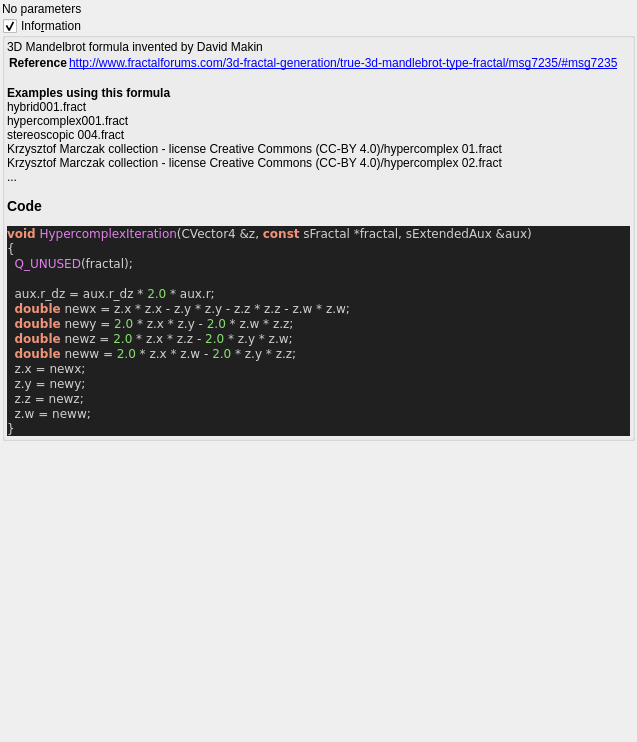
Before: the Qt Designer form mandelbulber2/formula/ui/fractal_hypercomplex.ui in buddhi1980/mandelbulber2, drawn with Qt 5.
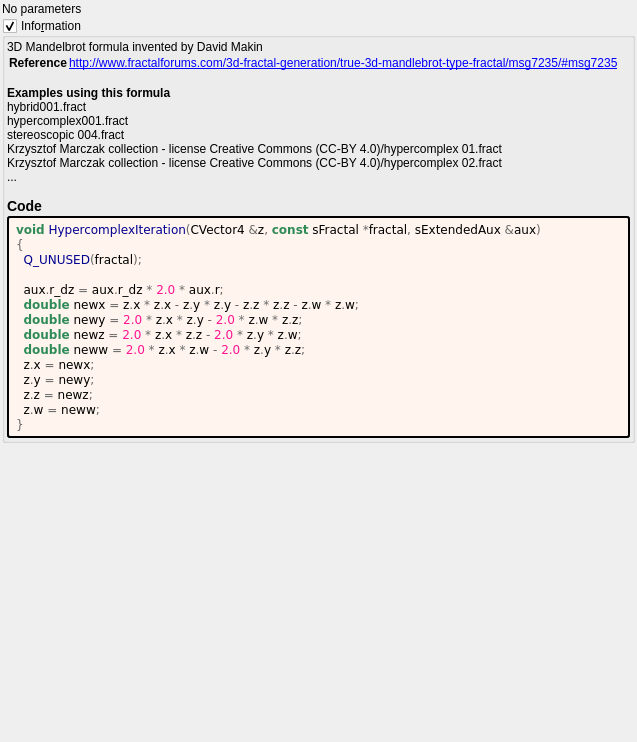
After: the same form once the commit is applied. Custom widgets are drawn as their Qt base class.

What changed in the file:
```diff
--- a/mandelbulber2/formula/ui/fractal_hypercomplex.ui
+++ b/mandelbulber2/formula/ui/fractal_hypercomplex.ui
@@ -64,28 +64,43 @@
        <number>2</number>
       </property>
       <item>
-       <widget class="QLabel" name="label_code_content">
+	   <widget class="QLabel" name="label_information_general">
         <property name="text">
          <string notr="true">&lt;p&gt;3D Mandelbrot formula invented by David Makin&lt;/p&gt;&lt;table&gt;
 &lt;tr&gt;&lt;th&gt;Reference&lt;/th&gt;&lt;td&gt;&lt;a href=&quot;http://www.fractalforums.com/3d-fractal-generation/true-3d-mandlebrot-type-fractal/msg7235/#msg7235&quot;&gt;http://www.fractalforums.com/3d-fractal-generation/true-3d-mandlebrot-type-fractal/msg7235/#msg7235&lt;br&gt;
 &lt;/td&gt;&lt;/tr&gt;
 &lt;/table&gt;
-&lt;br&gt;&lt;b&gt;Examples using this formula&lt;/b&gt;&lt;br&gt;hybrid001.fract&lt;br&gt;hypercomplex001.fract&lt;br&gt;stereoscopic 004.fract&lt;br&gt;Krzysztof Marczak collection - license Creative Commons (CC-BY 4.0)/hypercomplex 01.fract&lt;br&gt;Krzysztof Marczak collection - license Creative Commons (CC-BY 4.0)/hypercomplex 02.fract&lt;br&gt;...&lt;h3&gt;Code&lt;/h3&gt;
-&lt;body style=&quot;background-color:#202020&quot;&gt;
-&lt;pre style=&quot;color:#d0d0d0; background-color:#202020;  font-family:'Courier New',monospace;&quot;&gt;&lt;span style=&quot;color:#f09479; font-weight:bold&quot;&gt;void&lt;/span&gt; &lt;span style=&quot;color:#e47eed&quot;&gt;HypercomplexIteration&lt;/span&gt;&lt;span style=&quot;color:#d0d0d0&quot;&gt;(&lt;/span&gt;CVector4 &lt;span style=&quot;color:#d0d0d0&quot;&gt;&amp;amp;&lt;/span&gt;z&lt;span style=&quot;color:#d0d0d0&quot;&gt;,&lt;/span&gt; &lt;span style=&quot;color:#f09479; font-weight:bold&quot;&gt;const&lt;/span&gt; sFractal &lt;span style=&quot;color:#d0d0d0&quot;&gt;*&lt;/span&gt;fractal&lt;span style=&quot;color:#d0d0d0&quot;&gt;,&lt;/span&gt; sExtendedAux &lt;span style=&quot;color:#d0d0d0&quot;&gt;&amp;amp;&lt;/span&gt;aux&lt;span style=&quot;color:#d0d0d0&quot;&gt;)&lt;/span&gt;
-&lt;span style=&quot;color:#d0d0d0&quot;&gt;{&lt;/span&gt;
-  &lt;span style=&quot;color:#e47eed&quot;&gt;Q_UNUSED&lt;/span&gt;&lt;span style=&quot;color:#d0d0d0&quot;&gt;(&lt;/span&gt;fractal&lt;span style=&quot;color:#d0d0d0&quot;&gt;);&lt;/span&gt;
+&lt;br&gt;&lt;b&gt;Examples using this formula&lt;/b&gt;&lt;br&gt;hybrid001.fract&lt;br&gt;hypercomplex001.fract&lt;br&gt;stereoscopic 004.fract&lt;br&gt;Krzysztof Marczak collection - license Creative Commons (CC-BY 4.0)/hypercomplex 01.fract&lt;br&gt;Krzysztof Marczak collection - license Creative Commons (CC-BY 4.0)/hypercomplex 02.fract&lt;br&gt;...&lt;h3&gt;Code&lt;/h3&gt;</string>
+		</property>
+		<property name="wordWrap">
+		 <bool>true</bool>
+		</property>
+		<property name="openExternalLinks">
+		 <bool>true</bool>
+		</property>
+		<property name="textInteractionFlags">
+		 <set>Qt::LinksAccessibleByMouse|Qt::TextSelectableByMouse</set>
+		</property>
+		</widget>
+	   </item>
+	   <item>
+	    <widget class="QLabel" name="label_code_content">
+		 <property name="text">
+		  <string notr="true">&lt;body style=&quot;background-color:#fff5ee&quot;&gt;
+&lt;pre style=&quot;color:#000000; background-color:#fff5ee;  font-family:'Courier New',monospace;&quot;&gt;&lt;span style=&quot;color:#2e8b57; font-weight:bold&quot;&gt;void&lt;/span&gt; &lt;span style=&quot;color:#00008f&quot;&gt;HypercomplexIteration&lt;/span&gt;&lt;span style=&quot;color:#676767&quot;&gt;(&lt;/span&gt;CVector4 &lt;span style=&quot;color:#676767&quot;&gt;&amp;amp;&lt;/span&gt;z&lt;span style=&quot;color:#676767&quot;&gt;,&lt;/span&gt; &lt;span style=&quot;color:#2e8b57; font-weight:bold&quot;&gt;const&lt;/span&gt; sFractal &lt;span style=&quot;color:#676767&quot;&gt;*&lt;/span&gt;fractal&lt;span style=&quot;color:#676767&quot;&gt;,&lt;/span&gt; sExtendedAux &lt;span style=&quot;color:#676767&quot;&gt;&amp;amp;&lt;/span&gt;aux&lt;span style=&quot;color:#676767&quot;&gt;)&lt;/span&gt;
+&lt;span style=&quot;color:#676767&quot;&gt;{&lt;/span&gt;
+  &lt;span style=&quot;color:#00008f&quot;&gt;Q_UNUSED&lt;/span&gt;&lt;span style=&quot;color:#676767&quot;&gt;(&lt;/span&gt;fractal&lt;span style=&quot;color:#676767&quot;&gt;);&lt;/span&gt;
 
-  aux&lt;span style=&quot;color:#d0d0d0&quot;&gt;.&lt;/span&gt;r_dz &lt;span style=&quot;color:#d0d0d0&quot;&gt;=&lt;/span&gt; aux&lt;span style=&quot;color:#d0d0d0&quot;&gt;.&lt;/span&gt;r_dz &lt;span style=&quot;color:#d0d0d0&quot;&gt;*&lt;/span&gt; &lt;span style=&quot;color:#87df71&quot;&gt;2.0&lt;/span&gt; &lt;span style=&quot;color:#d0d0d0&quot;&gt;*&lt;/span&gt; aux&lt;span style=&quot;color:#d0d0d0&quot;&gt;.&lt;/span&gt;r&lt;span style=&quot;color:#d0d0d0&quot;&gt;;&lt;/span&gt;
-  &lt;span style=&quot;color:#f09479; font-weight:bold&quot;&gt;double&lt;/span&gt; newx &lt;span style=&quot;color:#d0d0d0&quot;&gt;=&lt;/span&gt; z&lt;span style=&quot;color:#d0d0d0&quot;&gt;.&lt;/span&gt;x &lt;span style=&quot;color:#d0d0d0&quot;&gt;*&lt;/span&gt; z&lt;span style=&quot;color:#d0d0d0&quot;&gt;.&lt;/span&gt;x &lt;span style=&quot;color:#d0d0d0&quot;&gt;-&lt;/span&gt; z&lt;span style=&quot;color:#d0d0d0&quot;&gt;.&lt;/span&gt;y &lt;span style=&quot;color:#d0d0d0&quot;&gt;*&lt;/span&gt; z&lt;span style=&quot;color:#d0d0d0&quot;&gt;.&lt;/span&gt;y &lt;span style=&quot;color:#d0d0d0&quot;&gt;-&lt;/span&gt; z&lt;span style=&quot;color:#d0d0d0&quot;&gt;.&lt;/span&gt;z &lt;span style=&quot;color:#d0d0d0&quot;&gt;*&lt;/span&gt; z&lt;span style=&quot;color:#d0d0d0&quot;&gt;.&lt;/span&gt;z &lt;span style=&quot;color:#d0d0d0&quot;&gt;-&lt;/span&gt; z&lt;span style=&quot;color:#d0d0d0&quot;&gt;.&lt;/span&gt;w &lt;span style=&quot;color:#d0d0d0&quot;&gt;*&lt;/span&gt; z&lt;span style=&quot;color:#d0d0d0&quot;&gt;.&lt;/span&gt;w&lt;span style=&quot;color:#d0d0d0&quot;&gt;;&lt;/span&gt;
-  &lt;span style=&quot;color:#f09479; font-weight:bold&quot;&gt;double&lt;/span&gt; newy &lt;span style=&quot;color:#d0d0d0&quot;&gt;=&lt;/span&gt; &lt;span style=&quot;color:#87df71&quot;&gt;2.0&lt;/span&gt; &lt;span style=&quot;color:#d0d0d0&quot;&gt;*&lt;/span&gt; z&lt;span style=&quot;color:#d0d0d0&quot;&gt;.&lt;/span&gt;x &lt;span style=&quot;color:#d0d0d0&quot;&gt;*&lt;/span&gt; z&lt;span style=&quot;color:#d0d0d0&quot;&gt;.&lt;/span&gt;y &lt;span style=&quot;color:#d0d0d0&quot;&gt;-&lt;/span&gt; &lt;span style=&quot;color:#87df71&quot;&gt;2.0&lt;/span&gt; &lt;span style=&quot;color:#d0d0d0&quot;&gt;*&lt;/span&gt; z&lt;span style=&quot;color:#d0d0d0&quot;&gt;.&lt;/span&gt;w &lt;span style=&quot;color:#d0d0d0&quot;&gt;*&lt;/span&gt; z&lt;span style=&quot;color:#d0d0d0&quot;&gt;.&lt;/span&gt;z&lt;span style=&quot;color:#d0d0d0&quot;&gt;;&lt;/span&gt;
-  &lt;span style=&quot;color:#f09479; font-weight:bold&quot;&gt;double&lt;/span&gt; newz &lt;span style=&quot;color:#d0d0d0&quot;&gt;=&lt;/span&gt; &lt;span style=&quot;color:#87df71&quot;&gt;2.0&lt;/span&gt; &lt;span style=&quot;color:#d0d0d0&quot;&gt;*&lt;/span&gt; z&lt;span style=&quot;color:#d0d0d0&quot;&gt;.&lt;/span&gt;x &lt;span style=&quot;color:#d0d0d0&quot;&gt;*&lt;/span&gt; z&lt;span style=&quot;color:#d0d0d0&quot;&gt;.&lt;/span&gt;z &lt;span style=&quot;color:#d0d0d0&quot;&gt;-&lt;/span&gt; &lt;span style=&quot;color:#87df71&quot;&gt;2.0&lt;/span&gt; &lt;span style=&quot;color:#d0d0d0&quot;&gt;*&lt;/span&gt; z&lt;span style=&quot;color:#d0d0d0&quot;&gt;.&lt;/span&gt;y &lt;span style=&quot;color:#d0d0d0&quot;&gt;*&lt;/span&gt; z&lt;span style=&quot;color:#d0d0d0&quot;&gt;.&lt;/span&gt;w&lt;span style=&quot;color:#d0d0d0&quot;&gt;;&lt;/span&gt;
-  &lt;span style=&quot;color:#f09479; font-weight:bold&quot;&gt;double&lt;/span&gt; neww &lt;span style=&quot;color:#d0d0d0&quot;&gt;=&lt;/span&gt; &lt;span style=&quot;color:#87df71&quot;&gt;2.0&lt;/span&gt; &lt;span style=&quot;color:#d0d0d0&quot;&gt;*&lt;/span&gt; z&lt;span style=&quot;color:#d0d0d0&quot;&gt;.&lt;/span&gt;x &lt;span style=&quot;color:#d0d0d0&quot;&gt;*&lt;/span&gt; z&lt;span style=&quot;color:#d0d0d0&quot;&gt;.&lt;/span&gt;w &lt;span style=&quot;color:#d0d0d0&quot;&gt;-&lt;/span&gt; &lt;span style=&quot;color:#87df71&quot;&gt;2.0&lt;/span&gt; &lt;span style=&quot;color:#d0d0d0&quot;&gt;*&lt;/span&gt; z&lt;span style=&quot;color:#d0d0d0&quot;&gt;.&lt;/span&gt;y &lt;span style=&quot;color:#d0d0d0&quot;&gt;*&lt;/span&gt; z&lt;span style=&quot;color:#d0d0d0&quot;&gt;.&lt;/span&gt;z&lt;span style=&quot;color:#d0d0d0&quot;&gt;;&lt;/span&gt;
-  z&lt;span style=&quot;color:#d0d0d0&quot;&gt;.&lt;/span&gt;x &lt;span style=&quot;color:#d0d0d0&quot;&gt;=&lt;/span&gt; newx&lt;span style=&quot;color:#d0d0d0&quot;&gt;;&lt;/span&gt;
-  z&lt;span style=&quot;color:#d0d0d0&quot;&gt;.&lt;/span&gt;y &lt;span style=&quot;color:#d0d0d0&quot;&gt;=&lt;/span&gt; newy&lt;span style=&quot;color:#d0d0d0&quot;&gt;;&lt;/span&gt;
-  z&lt;span style=&quot;color:#d0d0d0&quot;&gt;.&lt;/span&gt;z &lt;span style=&quot;color:#d0d0d0&quot;&gt;=&lt;/span&gt; newz&lt;span style=&quot;color:#d0d0d0&quot;&gt;;&lt;/span&gt;
-  z&lt;span style=&quot;color:#d0d0d0&quot;&gt;.&lt;/span&gt;w &lt;span style=&quot;color:#d0d0d0&quot;&gt;=&lt;/span&gt; neww&lt;span style=&quot;color:#d0d0d0&quot;&gt;;&lt;/span&gt;
-&lt;span style=&quot;color:#d0d0d0&quot;&gt;}&lt;/span&gt;
+  aux&lt;span style=&quot;color:#676767&quot;&gt;.&lt;/span&gt;r_dz &lt;span style=&quot;color:#676767&quot;&gt;=&lt;/span&gt; aux&lt;span style=&quot;color:#676767&quot;&gt;.&lt;/span&gt;r_dz &lt;span style=&quot;color:#676767&quot;&gt;*&lt;/span&gt; &lt;span style=&quot;color:#ff1493&quot;&gt;2.0&lt;/span&gt; &lt;span style=&quot;color:#676767&quot;&gt;*&lt;/span&gt; aux&lt;span style=&quot;color:#676767&quot;&gt;.&lt;/span&gt;r&lt;span style=&quot;color:#676767&quot;&gt;;&lt;/span&gt;
+  &lt;span style=&quot;color:#2e8b57; font-weight:bold&quot;&gt;double&lt;/span&gt; newx &lt;span style=&quot;color:#676767&quot;&gt;=&lt;/span&gt; z&lt;span style=&quot;color:#676767&quot;&gt;.&lt;/span&gt;x &lt;span style=&quot;color:#676767&quot;&gt;*&lt;/span&gt; z&lt;span style=&quot;color:#676767&quot;&gt;.&lt;/span&gt;x &lt;span style=&quot;color:#676767&quot;&gt;-&lt;/span&gt; z&lt;span style=&quot;color:#676767&quot;&gt;.&lt;/span&gt;y &lt;span style=&quot;color:#676767&quot;&gt;*&lt;/span&gt; z&lt;span style=&quot;color:#676767&quot;&gt;.&lt;/span&gt;y &lt;span style=&quot;color:#676767&quot;&gt;-&lt;/span&gt; z&lt;span style=&quot;color:#676767&quot;&gt;.&lt;/span&gt;z &lt;span style=&quot;color:#676767&quot;&gt;*&lt;/span&gt; z&lt;span style=&quot;color:#676767&quot;&gt;.&lt;/span&gt;z &lt;span style=&quot;color:#676767&quot;&gt;-&lt;/span&gt; z&lt;span style=&quot;color:#676767&quot;&gt;.&lt;/span&gt;w &lt;span style=&quot;color:#676767&quot;&gt;*&lt;/span&gt; z&lt;span style=&quot;color:#676767&quot;&gt;.&lt;/span&gt;w&lt;span style=&quot;color:#676767&quot;&gt;;&lt;/span&gt;
+  &lt;span style=&quot;color:#2e8b57; font-weight:bold&quot;&gt;double&lt;/span&gt; newy &lt;span style=&quot;color:#676767&quot;&gt;=&lt;/span&gt; &lt;span style=&quot;color:#ff1493&quot;&gt;2.0&lt;/span&gt; &lt;span style=&quot;color:#676767&quot;&gt;*&lt;/span&gt; z&lt;span style=&quot;color:#676767&quot;&gt;.&lt;/span&gt;x &lt;span style=&quot;color:#676767&quot;&gt;*&lt;/span&gt; z&lt;span style=&quot;color:#676767&quot;&gt;.&lt;/span&gt;y &lt;span style=&quot;color:#676767&quot;&gt;-&lt;/span&gt; &lt;span style=&quot;color:#ff1493&quot;&gt;2.0&lt;/span&gt; &lt;span style=&quot;color:#676767&quot;&gt;*&lt;/span&gt; z&lt;span style=&quot;color:#676767&quot;&gt;.&lt;/span&gt;w &lt;span style=&quot;color:#676767&quot;&gt;*&lt;/span&gt; z&lt;span style=&quot;color:#676767&quot;&gt;.&lt;/span&gt;z&lt;span style=&quot;color:#676767&quot;&gt;;&lt;/span&gt;
+  &lt;span style=&quot;color:#2e8b57; font-weight:bold&quot;&gt;double&lt;/span&gt; newz &lt;span style=&quot;color:#676767&quot;&gt;=&lt;/span&gt; &lt;span style=&quot;color:#ff1493&quot;&gt;2.0&lt;/span&gt; &lt;span style=&quot;color:#676767&quot;&gt;*&lt;/span&gt; z&lt;span style=&quot;color:#676767&quot;&gt;.&lt;/span&gt;x &lt;span style=&quot;color:#676767&quot;&gt;*&lt;/span&gt; z&lt;span style=&quot;color:#676767&quot;&gt;.&lt;/span&gt;z &lt;span style=&quot;color:#676767&quot;&gt;-&lt;/span&gt; &lt;span style=&quot;color:#ff1493&quot;&gt;2.0&lt;/span&gt; &lt;span style=&quot;color:#676767&quot;&gt;*&lt;/span&gt; z&lt;span style=&quot;color:#676767&quot;&gt;.&lt;/span&gt;y &lt;span style=&quot;color:#676767&quot;&gt;*&lt;/span&gt; z&lt;span style=&quot;color:#676767&quot;&gt;.&lt;/span&gt;w&lt;span style=&quot;color:#676767&quot;&gt;;&lt;/span&gt;
+  &lt;span style=&quot;color:#2e8b57; font-weight:bold&quot;&gt;double&lt;/span&gt; neww &lt;span style=&quot;color:#676767&quot;&gt;=&lt;/span&gt; &lt;span style=&quot;color:#ff1493&quot;&gt;2.0&lt;/span&gt; &lt;span style=&quot;color:#676767&quot;&gt;*&lt;/span&gt; z&lt;span style=&quot;color:#676767&quot;&gt;.&lt;/span&gt;x &lt;span style=&quot;color:#676767&quot;&gt;*&lt;/span&gt; z&lt;span style=&quot;color:#676767&quot;&gt;.&lt;/span&gt;w &lt;span style=&quot;color:#676767&quot;&gt;-&lt;/span&gt; &lt;span style=&quot;color:#ff1493&quot;&gt;2.0&lt;/span&gt; &lt;span style=&quot;color:#676767&quot;&gt;*&lt;/span&gt; z&lt;span style=&quot;color:#676767&quot;&gt;.&lt;/span&gt;y &lt;span style=&quot;color:#676767&quot;&gt;*&lt;/span&gt; z&lt;span style=&quot;color:#676767&quot;&gt;.&lt;/span&gt;z&lt;span style=&quot;color:#676767&quot;&gt;;&lt;/span&gt;
+  z&lt;span style=&quot;color:#676767&quot;&gt;.&lt;/span&gt;x &lt;span style=&quot;color:#676767&quot;&gt;=&lt;/span&gt; newx&lt;span style=&quot;color:#676767&quot;&gt;;&lt;/span&gt;
+  z&lt;span style=&quot;color:#676767&quot;&gt;.&lt;/span&gt;y &lt;span style=&quot;color:#676767&quot;&gt;=&lt;/span&gt; newy&lt;span style=&quot;color:#676767&quot;&gt;;&lt;/span&gt;
+  z&lt;span style=&quot;color:#676767&quot;&gt;.&lt;/span&gt;z &lt;span style=&quot;color:#676767&quot;&gt;=&lt;/span&gt; newz&lt;span style=&quot;color:#676767&quot;&gt;;&lt;/span&gt;
+  z&lt;span style=&quot;color:#676767&quot;&gt;.&lt;/span&gt;w &lt;span style=&quot;color:#676767&quot;&gt;=&lt;/span&gt; neww&lt;span style=&quot;color:#676767&quot;&gt;;&lt;/span&gt;
+&lt;span style=&quot;color:#676767&quot;&gt;}&lt;/span&gt;
 &lt;/pre&gt;
 &lt;/body&gt;</string>
         </property>
@@ -98,6 +113,9 @@
         <property name="textInteractionFlags">
          <set>Qt::LinksAccessibleByMouse|Qt::TextSelectableByMouse</set>
         </property>
+		 <property name="styleSheet">
+		  <string notr="true">border-style: outset; border-width: 2px; border-radius: 3px; border-color: black; background-color: #fff5ee; padding: 4px;</string>
+		  </property>
        </widget>
       </item>
      </layout>
```
Lines whose indentation alone changed are shown as unchanged.
